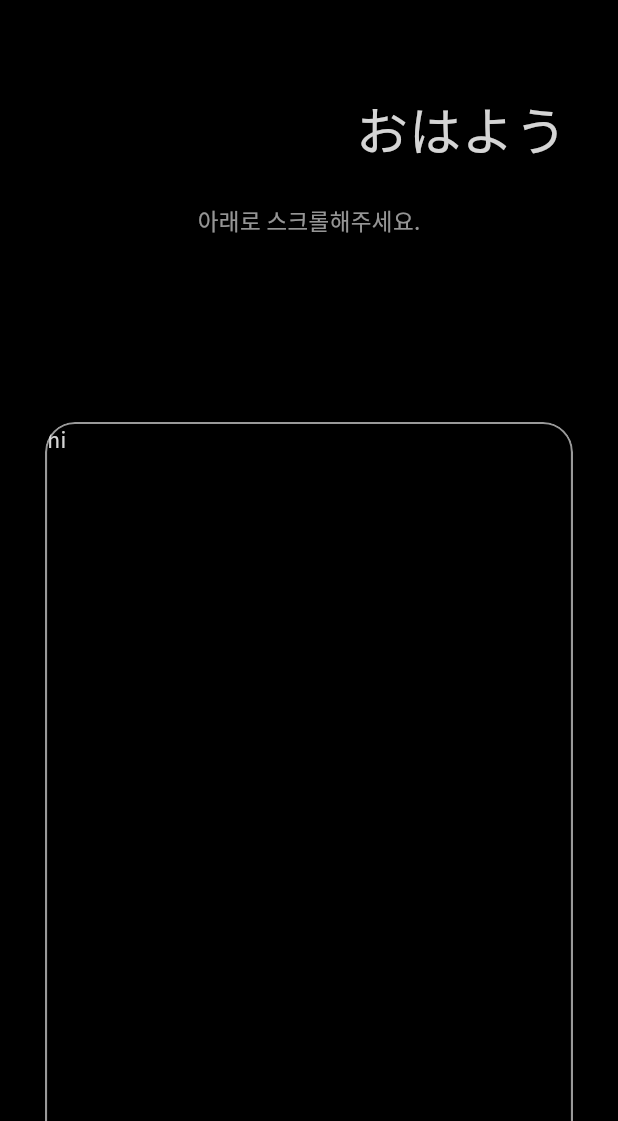
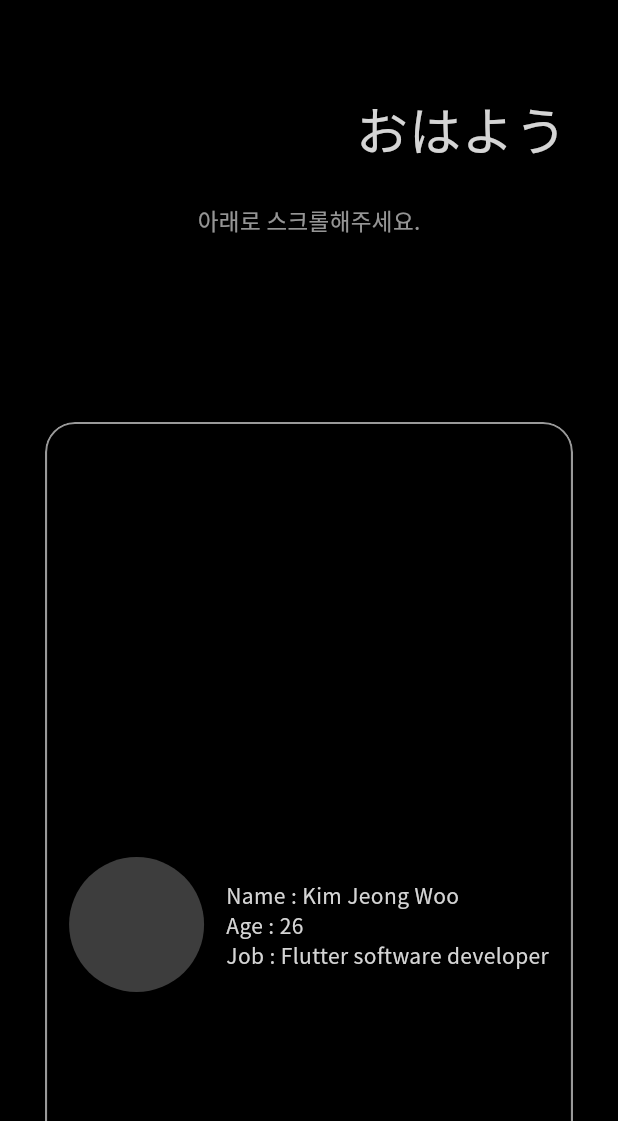
Before and after one commit to jeongwoo0427/aboutme, a Flutter app: the IntroductionScreen screen opened by its route, scrolled down 576 dp, on a phone screen of 412 x 824 dp, the part 115-1236 px from its top. Run offline on Flutter 3.47's test engine with Material 3 defaults, Android fonts, the phone set to English and light mode, and no system bars; drawn by our look-alikes of flutter_animate; our stand-ins replace dio, flutter_riverpod, go_router, logger, responsive_framework, shared_preferences and 1 more; accounts and stored records are empty; network calls fail.

Commit message:
Update cover_letter_page.dart

```diff
--- a/lib/ui/screens/introduction/pages/cover_letter_page.dart
+++ b/lib/ui/screens/introduction/pages/cover_letter_page.dart
@@ -30,7 +30,34 @@ class _CoverLetterPageState extends State<CoverLetterPage> {
             child: GlassyContainer(
               height: double.infinity,
               width: double.infinity,
-              child: Text('hi')
+              child: Column(
+                mainAxisSize: MainAxisSize.max,
+                mainAxisAlignment: MainAxisAlignment.spaceAround,
+                children: [
+                  MaxWidthBox(
+                    maxWidth: 700,
+                    child: Row(
+                      mainAxisSize: MainAxisSize.max,
+                      mainAxisAlignment: MainAxisAlignment.spaceEvenly,
+                      children: [
+                        CircleAvatar(
+                          minRadius: context.getResponsiveValue(60, 45),
+                          backgroundColor: Colors.white24,
+                        ),
+
+                        Column(
+                          crossAxisAlignment: CrossAxisAlignment.start,
+
+                          children: [
+                            Text('Name : Kim Jeong Woo'),
+                            Text('Age : 26'),
+                            Text('Job : Flutter software developer'),
+                          ],)
+                      ],
+                    ),
+                  )
+                ],
+              ),
             ),
           ),
         ),
```
